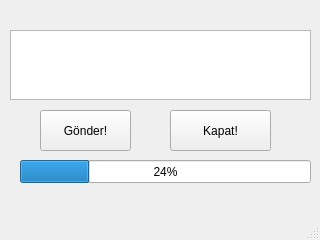
mcagriaksoy/PyQt--UDP-Receiver-Transmitter, file transmit.ui: the form before one commit.
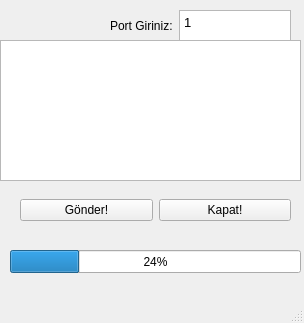
The form after the commit.

Commit message:
PORT Selection
#Multibroadcast feature and port select area is added

Patch:
```diff
--- a/transmit.ui
+++ b/transmit.ui
@@ -6,42 +6,29 @@
    <rect>
     <x>0</x>
     <y>0</y>
-    <width>320</width>
-    <height>240</height>
+    <width>304</width>
+    <height>323</height>
    </rect>
   </property>
   <property name="windowTitle">
    <string>MainWindow</string>
   </property>
   <widget class="QWidget" name="centralwidget">
-   <widget class="QPushButton" name="pushButton">
-    <property name="geometry">
-     <rect>
-      <x>40</x>
-      <y>110</y>
-      <width>91</width>
-      <height>41</height>
-     </rect>
-    </property>
-    <property name="text">
-     <string>Gönder!</string>
-    </property>
-   </widget>
    <widget class="QTextEdit" name="textEdit">
     <property name="geometry">
      <rect>
-      <x>10</x>
-      <y>30</y>
+      <x>0</x>
+      <y>40</y>
       <width>301</width>
-      <height>70</height>
+      <height>141</height>
      </rect>
     </property>
    </widget>
    <widget class="QProgressBar" name="progressBar">
     <property name="geometry">
      <rect>
-      <x>20</x>
-      <y>160</y>
+      <x>10</x>
+      <y>250</y>
       <width>291</width>
       <height>23</height>
      </rect>
@@ -50,18 +37,61 @@
      <number>24</number>
     </property>
    </widget>
-   <widget class="QPushButton" name="pushButton_2">
+   <widget class="QWidget" name="horizontalLayoutWidget">
     <property name="geometry">
      <rect>
-      <x>170</x>
-      <y>110</y>
-      <width>101</width>
+      <x>20</x>
+      <y>190</y>
+      <width>271</width>
       <height>41</height>
      </rect>
     </property>
-    <property name="text">
-     <string>Kapat!</string>
+    <layout class="QHBoxLayout" name="horizontalLayout">
+     <item>
+      <widget class="QPushButton" name="pushButton">
+       <property name="text">
+        <string>Gönder!</string>
+       </property>
+      </widget>
+     </item>
+     <item>
+      <widget class="QPushButton" name="pushButton_2">
+       <property name="text">
+        <string>Kapat!</string>
+       </property>
+      </widget>
+     </item>
+    </layout>
+   </widget>
+   <widget class="QWidget" name="horizontalLayoutWidget_2">
+    <property name="geometry">
+     <rect>
+      <x>110</x>
+      <y>10</y>
+      <width>181</width>
+      <height>31</height>
+     </rect>
     </property>
+    <layout class="QHBoxLayout" name="horizontalLayout_2">
+     <item>
+      <widget class="QLabel" name="label">
+       <property name="text">
+        <string>Port Giriniz:</string>
+       </property>
+      </widget>
+     </item>
+     <item>
+      <widget class="QTextEdit" name="textEdit_2">
+       <property name="html">
+        <string>&lt;!DOCTYPE HTML PUBLIC &quot;-//W3C//DTD HTML 4.0//EN&quot; &quot;http://www.w3.org/TR/REC-html40/strict.dtd&quot;&gt;
+&lt;html&gt;&lt;head&gt;&lt;meta name=&quot;qrichtext&quot; content=&quot;1&quot; /&gt;&lt;style type=&quot;text/css&quot;&gt;
+p, li { white-space: pre-wrap; }
+&lt;/style&gt;&lt;/head&gt;&lt;body style=&quot; font-family:'Ubuntu'; font-size:10pt; font-weight:400; font-style:normal;&quot;&gt;
+&lt;p style=&quot; margin-top:0px; margin-bottom:0px; margin-left:0px; margin-right:0px; -qt-block-indent:0; text-indent:0px;&quot;&gt;1&lt;/p&gt;&lt;/body&gt;&lt;/html&gt;</string>
+       </property>
+      </widget>
+     </item>
+    </layout>
    </widget>
   </widget>
   <widget class="QMenuBar" name="menubar">
```
Left out of the diff: 2 changed lines with no effect on the pictures. The commit also changes 3 other files.
